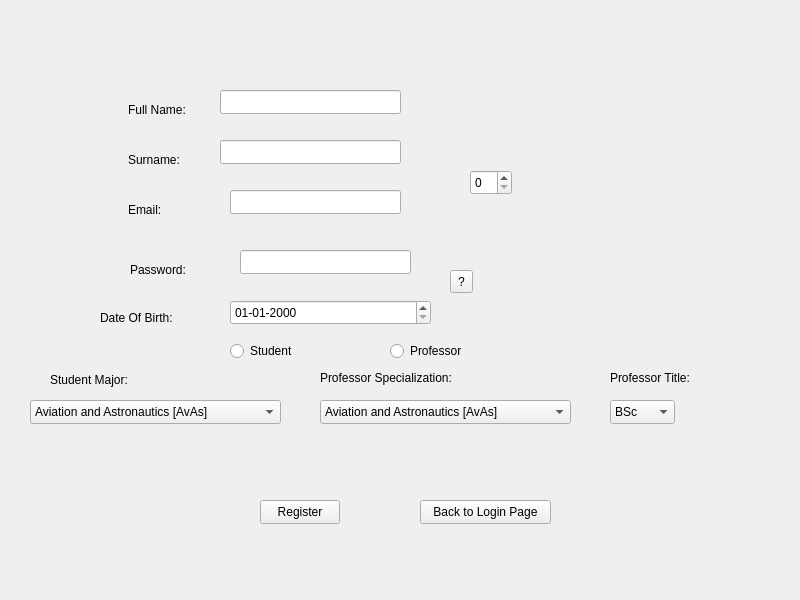
First picture: the form in loginwindow.ui, repository ppera72/E-LearningPlatform, before the edit.
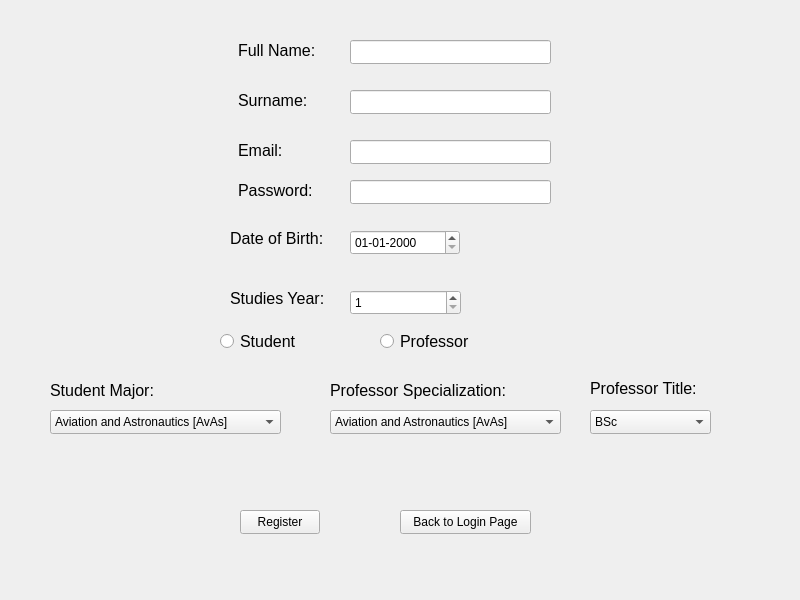
Second picture: the form after the edit. The open tabs and pages were chosen to show the change.

Commit message: fixed last bugs, date problems

```diff
--- a/loginwindow.ui
+++ b/loginwindow.ui
@@ -18,13 +18,16 @@
     <rect>
      <x>0</x>
      <y>0</y>
-     <width>800</width>
-     <height>600</height>
+     <width>801</width>
+     <height>621</height>
     </rect>
    </property>
    <property name="contextMenuPolicy">
     <enum>Qt::ContextMenuPolicy::DefaultContextMenu</enum>
    </property>
+   <property name="toolTip">
+    <string/>
+   </property>
    <property name="currentIndex">
     <number>0</number>
    </property>
@@ -45,12 +48,17 @@
     <widget class="QLabel" name="emailLoginLabel">
      <property name="geometry">
       <rect>
-       <x>270</x>
+       <x>220</x>
        <y>270</y>
-       <width>49</width>
-       <height>16</height>
+       <width>71</width>
+       <height>21</height>
       </rect>
      </property>
+     <property name="font">
+      <font>
+       <pointsize>14</pointsize>
+      </font>
+     </property>
      <property name="text">
       <string>Email:</string>
      </property>
@@ -58,12 +66,17 @@
     <widget class="QLabel" name="passwordLoginLabel">
      <property name="geometry">
       <rect>
-       <x>250</x>
+       <x>200</x>
        <y>310</y>
-       <width>61</width>
-       <height>20</height>
+       <width>101</width>
+       <height>31</height>
       </rect>
      </property>
+     <property name="font">
+      <font>
+       <pointsize>14</pointsize>
+      </font>
+     </property>
      <property name="text">
       <string>Password:</string>
      </property>
@@ -71,22 +84,28 @@
     <widget class="QLineEdit" name="emailLoginInput">
      <property name="geometry">
       <rect>
-       <x>330</x>
+       <x>320</x>
        <y>270</y>
-       <width>191</width>
+       <width>261</width>
        <height>24</height>
       </rect>
      </property>
+     <property name="placeholderText">
+      <string/>
+     </property>
     </widget>
     <widget class="QLineEdit" name="passwordLoginInput">
      <property name="geometry">
       <rect>
-       <x>330</x>
-       <y>310</y>
-       <width>191</width>
+       <x>320</x>
+       <y>320</y>
+       <width>261</width>
        <height>24</height>
       </rect>
      </property>
+     <property name="toolTip">
+      <string/>
+     </property>
      <property name="echoMode">
       <enum>QLineEdit::EchoMode::Password</enum>
      </property>
@@ -94,7 +113,7 @@
     <widget class="QPushButton" name="loginButton">
      <property name="geometry">
       <rect>
-       <x>340</x>
+       <x>360</x>
        <y>380</y>
        <width>101</width>
        <height>41</height>
@@ -103,6 +122,9 @@
      <property name="text">
       <string>Login</string>
      </property>
+     <property name="checkable">
+      <bool>false</bool>
+     </property>
     </widget>
     <widget class="QPushButton" name="exitButton">
      <property name="geometry">
@@ -119,149 +141,211 @@
     </widget>
    </widget>
    <widget class="QWidget" name="registerWidnow">
-    <widget class="QLineEdit" name="nameRegisterInput">
+    <widget class="QPushButton" name="backToLoginPageButton">
      <property name="geometry">
       <rect>
-       <x>220</x>
-       <y>90</y>
-       <width>181</width>
+       <x>400</x>
+       <y>510</y>
+       <width>131</width>
        <height>24</height>
       </rect>
      </property>
+     <property name="text">
+      <string>Back to Login Page</string>
+     </property>
     </widget>
-    <widget class="QLineEdit" name="surnameRegisterInput">
+    <widget class="QLabel" name="surnameRegisterLabel">
      <property name="geometry">
       <rect>
-       <x>220</x>
-       <y>140</y>
-       <width>181</width>
-       <height>24</height>
+       <x>238</x>
+       <y>90</y>
+       <width>71</width>
+       <height>20</height>
       </rect>
      </property>
+     <property name="font">
+      <font>
+       <pointsize>12</pointsize>
+      </font>
+     </property>
+     <property name="text">
+      <string>Surname:</string>
+     </property>
     </widget>
     <widget class="QLineEdit" name="emailRegisterInput">
      <property name="geometry">
       <rect>
-       <x>230</x>
-       <y>190</y>
-       <width>171</width>
+       <x>350</x>
+       <y>140</y>
+       <width>201</width>
        <height>24</height>
       </rect>
      </property>
     </widget>
-    <widget class="QLineEdit" name="passwordRegisterInput">
-     <property name="geometry">
-      <rect>
-       <x>240</x>
-       <y>250</y>
-       <width>171</width>
-       <height>24</height>
-      </rect>
+    <widget class="QLabel" name="studentMajorRegisterLabel">
+     <property name="enabled">
+      <bool>true</bool>
      </property>
-     <property name="echoMode">
-      <enum>QLineEdit::EchoMode::Password</enum>
-     </property>
-    </widget>
-    <widget class="QPushButton" name="registerToDatabaseButton">
      <property name="geometry">
       <rect>
-       <x>260</x>
-       <y>500</y>
-       <width>80</width>
-       <height>24</height>
+       <x>50</x>
+       <y>380</y>
+       <width>131</width>
+       <height>20</height>
       </rect>
      </property>
+     <property name="font">
+      <font>
+       <pointsize>12</pointsize>
+      </font>
+     </property>
      <property name="text">
-      <string>Register</string>
+      <string>Student Major:</string>
      </property>
     </widget>
     <widget class="QLabel" name="fullNameRegisterLabel">
      <property name="geometry">
       <rect>
-       <x>128</x>
-       <y>100</y>
-       <width>61</width>
+       <x>238</x>
+       <y>40</y>
+       <width>91</width>
        <height>20</height>
       </rect>
      </property>
+     <property name="font">
+      <font>
+       <pointsize>12</pointsize>
+      </font>
+     </property>
      <property name="text">
       <string>Full Name:</string>
      </property>
     </widget>
-    <widget class="QLabel" name="surnameRegisterLabel">
+    <widget class="QLineEdit" name="surnameRegisterInput">
      <property name="geometry">
       <rect>
-       <x>128</x>
-       <y>150</y>
-       <width>61</width>
-       <height>20</height>
+       <x>350</x>
+       <y>90</y>
+       <width>201</width>
+       <height>24</height>
       </rect>
      </property>
-     <property name="text">
-      <string>Surname:</string>
-     </property>
     </widget>
     <widget class="QLabel" name="emailRegisterLabel">
      <property name="geometry">
       <rect>
-       <x>128</x>
-       <y>200</y>
+       <x>238</x>
+       <y>140</y>
        <width>61</width>
        <height>20</height>
       </rect>
      </property>
+     <property name="font">
+      <font>
+       <pointsize>12</pointsize>
+      </font>
+     </property>
      <property name="text">
       <string>Email:</string>
      </property>
     </widget>
+    <widget class="QLineEdit" name="passwordRegisterInput">
+     <property name="geometry">
+      <rect>
+       <x>350</x>
+       <y>180</y>
+       <width>201</width>
+       <height>24</height>
+      </rect>
+     </property>
+     <property name="toolTip">
+      <string>Password must contain:
+- minimum 8 characters
+- minimum 1 uppercase and 1 lowercase letter
+- minimum 1 digit
+- minimum 1 special charater (#?!@$%^&amp;*-)
+</string>
+     </property>
+     <property name="echoMode">
+      <enum>QLineEdit::EchoMode::Password</enum>
+     </property>
+    </widget>
     <widget class="QLabel" name="passwordRegisterLabel">
      <property name="geometry">
       <rect>
-       <x>130</x>
-       <y>260</y>
-       <width>61</width>
+       <x>238</x>
+       <y>180</y>
+       <width>81</width>
        <height>20</height>
       </rect>
      </property>
+     <property name="font">
+      <font>
+       <pointsize>12</pointsize>
+      </font>
+     </property>
      <property name="text">
       <string>Password:</string>
      </property>
     </widget>
-    <widget class="QPushButton" name="backToLoginPageButton">
+    <widget class="QPushButton" name="registerToDatabaseButton">
      <property name="geometry">
       <rect>
-       <x>420</x>
-       <y>500</y>
-       <width>131</width>
+       <x>240</x>
+       <y>510</y>
+       <width>80</width>
        <height>24</height>
       </rect>
      </property>
      <property name="text">
-      <string>Back to Login Page</string>
+      <string>Register</string>
      </property>
     </widget>
-    <widget class="QToolButton" name="passwordRegisterHelpButton">
+    <widget class="QDateEdit" name="dateOfBirthRegisterEdit">
      <property name="geometry">
       <rect>
-       <x>450</x>
-       <y>270</y>
-       <width>23</width>
-       <height>23</height>
+       <x>350</x>
+       <y>230</y>
+       <width>110</width>
+       <height>25</height>
       </rect>
+     </property>
+     <property name="displayFormat">
+      <string>dd-MM-yyyy</string>
+     </property>
+    </widget>
+    <widget class="QLabel" name="dateOfBirthRegisterLabel">
+     <property name="geometry">
+      <rect>
+       <x>230</x>
+       <y>230</y>
+       <width>101</width>
+       <height>16</height>
+      </rect>
+     </property>
+     <property name="font">
+      <font>
+       <pointsize>12</pointsize>
+      </font>
      </property>
      <property name="text">
-      <string>?</string>
+      <string>Date of Birth:</string>
      </property>
     </widget>
     <widget class="QRadioButton" name="studentRegisterRadioButton">
      <property name="geometry">
       <rect>
-       <x>230</x>
-       <y>340</y>
+       <x>220</x>
+       <y>330</y>
        <width>91</width>
        <height>22</height>
       </rect>
      </property>
+     <property name="font">
+      <font>
+       <pointsize>12</pointsize>
+      </font>
+     </property>
      <property name="text">
       <string>Student</string>
      </property>
@@ -269,99 +353,43 @@
     <widget class="QRadioButton" name="professorRegisterRadioButton">
      <property name="geometry">
       <rect>
-       <x>390</x>
-       <y>340</y>
+       <x>380</x>
+       <y>330</y>
        <width>91</width>
        <height>22</height>
       </rect>
      </property>
+     <property name="font">
+      <font>
+       <pointsize>12</pointsize>
+      </font>
+     </property>
      <property name="text">
       <string>Professor</string>
      </property>
     </widget>
+    <widget class="QLineEdit" name="nameRegisterInput">
+     <property name="geometry">
+      <rect>
+       <x>350</x>
+       <y>40</y>
+       <width>201</width>
+       <height>24</height>
+      </rect>
+     </property>
+     <property name="toolTip">
+      <string/>
+     </property>
+     <property name="placeholderText">
+      <string/>
+     </property>
+    </widget>
     <widget class="QComboBox" name="studentMajorRegisterCombo">
-     <property name="enabled">
-      <bool>true</bool>
-     </property>
-     <property name="geometry">
-      <rect>
-       <x>30</x>
-       <y>400</y>
-       <width>251</width>
-       <height>24</height>
-      </rect>
-     </property>
-     <item>
-      <property name="text">
-       <string>Aviation and Astronautics [AvAs]</string>
-      </property>
-     </item>
-     <item>
-      <property name="text">
-       <string>Chemical Engineering and Technology [ChET]</string>
-      </property>
-     </item>
-     <item>
-      <property name="text">
-       <string>Chemical Technology [ChTe]</string>
-      </property>
-     </item>
-     <item>
-      <property name="text">
-       <string>Civil Engineering [CiEn]</string>
-      </property>
-     </item>
-     <item>
-      <property name="text">
-       <string>Computer Engineering [CoEn]</string>
-      </property>
-     </item>
-     <item>
-      <property name="text">
-       <string>Electrical Engineering [ElEn]</string>
-      </property>
-     </item>
-     <item>
-      <property name="text">
-       <string>Finance and Accounting [FiAc]</string>
-      </property>
-     </item>
-     <item>
-      <property name="text">
-       <string>Logistics [Logi]</string>
-      </property>
-     </item>
-     <item>
-      <property name="text">
-       <string>Modern Management [MoMa]</string>
-      </property>
-     </item>
-    </widget>
-    <widget class="QLabel" name="studentMajorRegisterLabel">
-     <property name="enabled">
-      <bool>true</bool>
-     </property>
      <property name="geometry">
       <rect>
        <x>50</x>
-       <y>370</y>
-       <width>91</width>
-       <height>20</height>
-      </rect>
-     </property>
-     <property name="text">
-      <string>Student Major:</string>
-     </property>
-    </widget>
-    <widget class="QComboBox" name="professorSpecRegisterCombo">
-     <property name="enabled">
-      <bool>true</bool>
-     </property>
-     <property name="geometry">
-      <rect>
-       <x>320</x>
-       <y>400</y>
-       <width>251</width>
+       <y>410</y>
+       <width>231</width>
        <height>24</height>
       </rect>
      </property>
@@ -414,9 +442,9 @@
     <widget class="QComboBox" name="professorTitleRegisterCombo">
      <property name="geometry">
       <rect>
-       <x>610</x>
-       <y>400</y>
-       <width>65</width>
+       <x>590</x>
+       <y>410</y>
+       <width>121</width>
        <height>24</height>
       </rect>
      </property>
@@ -449,12 +477,17 @@
     <widget class="QLabel" name="professorSpecRegisterLabel">
      <property name="geometry">
       <rect>
-       <x>320</x>
-       <y>370</y>
-       <width>141</width>
-       <height>16</height>
+       <x>330</x>
+       <y>380</y>
+       <width>201</width>
+       <height>21</height>
       </rect>
      </property>
+     <property name="font">
+      <font>
+       <pointsize>12</pointsize>
+      </font>
+     </property>
      <property name="text">
       <string>Professor Specialization:</string>
      </property>
@@ -462,51 +495,106 @@
     <widget class="QLabel" name="professorTitleRegisterLabel">
      <property name="geometry">
       <rect>
-       <x>610</x>
-       <y>370</y>
-       <width>91</width>
+       <x>590</x>
+       <y>380</y>
+       <width>121</width>
        <height>16</height>
       </rect>
      </property>
+     <property name="font">
+      <font>
+       <pointsize>12</pointsize>
+      </font>
+     </property>
      <property name="text">
       <string>Professor Title:</string>
      </property>
     </widget>
-    <widget class="QDateEdit" name="dateOfBirthRegisterEdit">
+    <widget class="QComboBox" name="professorSpecRegisterCombo">
      <property name="geometry">
       <rect>
-       <x>230</x>
-       <y>300</y>
-       <width>201</width>
-       <height>25</height>
+       <x>330</x>
+       <y>410</y>
+       <width>231</width>
+       <height>24</height>
       </rect>
      </property>
-     <property name="displayFormat">
-      <string>dd-MM-yyyy</string>
-     </property>
+     <item>
+      <property name="text">
+       <string>Aviation and Astronautics [AvAs]</string>
+      </property>
+     </item>
+     <item>
+      <property name="text">
+       <string>Chemical Engineering and Technology [ChET]</string>
+      </property>
+     </item>
+     <item>
+      <property name="text">
+       <string>Chemical Technology [ChTe]</string>
+      </property>
+     </item>
+     <item>
+      <property name="text">
+       <string>Civil Engineering [CiEn]</string>
+      </property>
+     </item>
+     <item>
+      <property name="text">
+       <string>Computer Engineering [CoEn]</string>
+      </property>
+     </item>
+     <item>
+      <property name="text">
+       <string>Electrical Engineering [ElEn]</string>
+      </property>
+     </item>
+     <item>
+      <property name="text">
+       <string>Finance and Accounting [FiAc]</string>
+      </property>
+     </item>
+     <item>
+      <property name="text">
+       <string>Logistics [Logi]</string>
+      </property>
+     </item>
+     <item>
+      <property name="text">
+       <string>Modern Management [MoMa]</string>
+      </property>
+     </item>
     </widget>
-    <widget class="QLabel" name="dateOfBirthRegisterLabel">
+    <widget class="QLabel" name="studiesYearRegisterLabel">
      <property name="geometry">
       <rect>
-       <x>100</x>
-       <y>310</y>
-       <width>81</width>
+       <x>230</x>
+       <y>290</y>
+       <width>101</width>
        <height>16</height>
       </rect>
      </property>
+     <property name="font">
+      <font>
+       <pointsize>12</pointsize>
+      </font>
+     </property>
      <property name="text">
-      <string>Date Of Birth:</string>
+      <string>Studies Year:</string>
      </property>
     </widget>
     <widget class="QSpinBox" name="studentStudiesYearSpinBox">
      <property name="geometry">
       <rect>
-       <x>470</x>
-       <y>170</y>
-       <width>42</width>
+       <x>350</x>
+       <y>290</y>
+       <width>111</width>
        <height>25</height>
       </rect>
      </property>
+     <property name="minimum">
+      <number>1</number>
+     </property>
     </widget>
    </widget>
   </widget>
```
Left out of the diff: 19 changed lines with no effect on the pictures. The commit also changes 8 other files.
